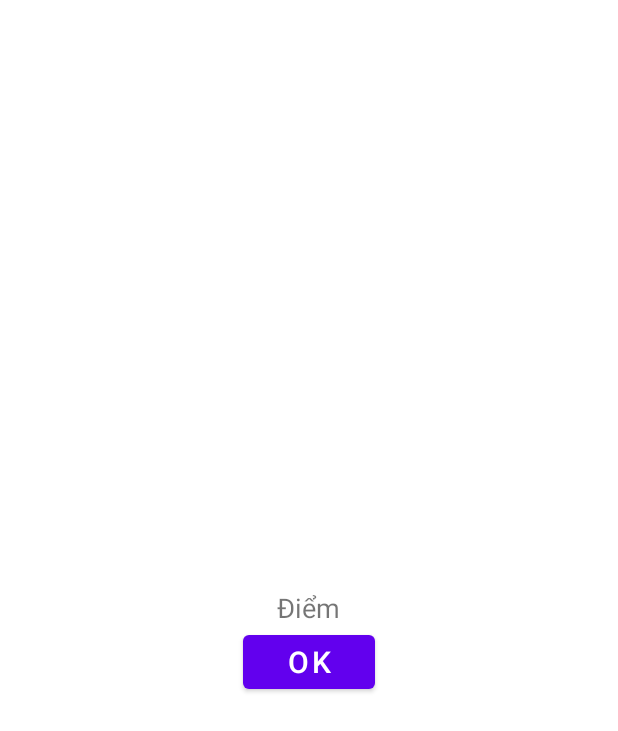
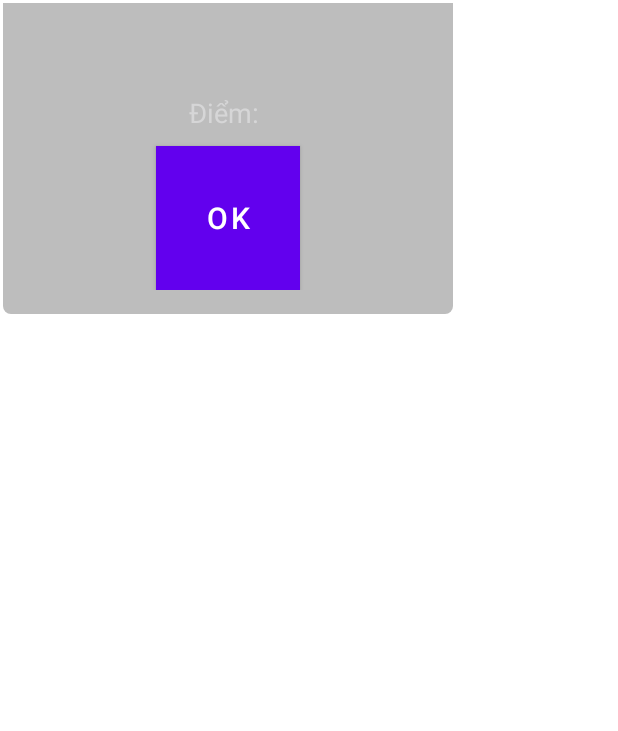
Before and after one commit to long-git-name/Thuc_Tap_Chuyen_Mon, an Android app: the layout finish_dialog.xml on its own in the app's theme, with its tools: preview values and no code run, on a phone screen of 412 x 824 dp. Shown: the top 731 px of the screen. Run offline under Robolectric (Android 15) with nearby library versions, the phone set to English and light mode, and no system bars.

Commit message:
Update finish_dialog.xml

```diff
--- a/Quiz/app/src/main/res/layout/finish_dialog.xml
+++ b/Quiz/app/src/main/res/layout/finish_dialog.xml
@@ -1,32 +1,41 @@
-<?xml version="1.0" encoding="utf-8"?>
 <LinearLayout xmlns:android="http://schemas.android.com/apk/res/android"
     android:orientation="vertical"
-    android:layout_width="match_parent"
-    android:layout_height="match_parent"
-    android:padding="10dp"
-    android:gravity="center">
+    android:background="@drawable/content_dialog"
+    android:layout_width="300dp"
+    android:layout_height="wrap_content"
+    android:layout_margin="2dp"
+    android:padding="16dp">
 
     <TextView
         android:id="@+id/txtDialog"
+        android:layout_width="fill_parent"
         android:layout_height="wrap_content"
+        android:layout_marginTop="10dp"
+        android:textSize="18sp"
+        android:gravity="center"
+        android:textColor="@color/text"/>
+    <LinearLayout
         android:layout_width="match_parent"
+        android:layout_height="wrap_content"
         android:gravity="center"
-        android:textSize="18sp"
-        android:layout_marginTop="10dp" />
-
+        android:orientation="vertical">
         <TextView
             android:id="@+id/txtDiem"
+            android:layout_width="wrap_content"
             android:layout_height="wrap_content"
-        android:layout_width="wrap_content"
+            android:layout_marginTop="10dp"
             android:textSize="18sp"
-        android:gravity="center"
-        android:text="Điểm" />
+            android:text="Điểm: "
+            android:layout_margin="10dp"
+            android:textColor="@color/text"/>
 
         <Button
-        android:id="@+id/btn_ok_finish"
             android:layout_width="wrap_content"
             android:layout_height="wrap_content"
             android:text="OK"
-        android:textSize="20sp"/>
-
+            android:textSize="20sp"
+            android:textColor="#fff"
+            android:background="@drawable/answer_choose"
+            android:id="@+id/btn_ok_finish"/>
     </LinearLayout>
+</LinearLayout>
```
Lines whose indentation alone changed are shown as unchanged.
